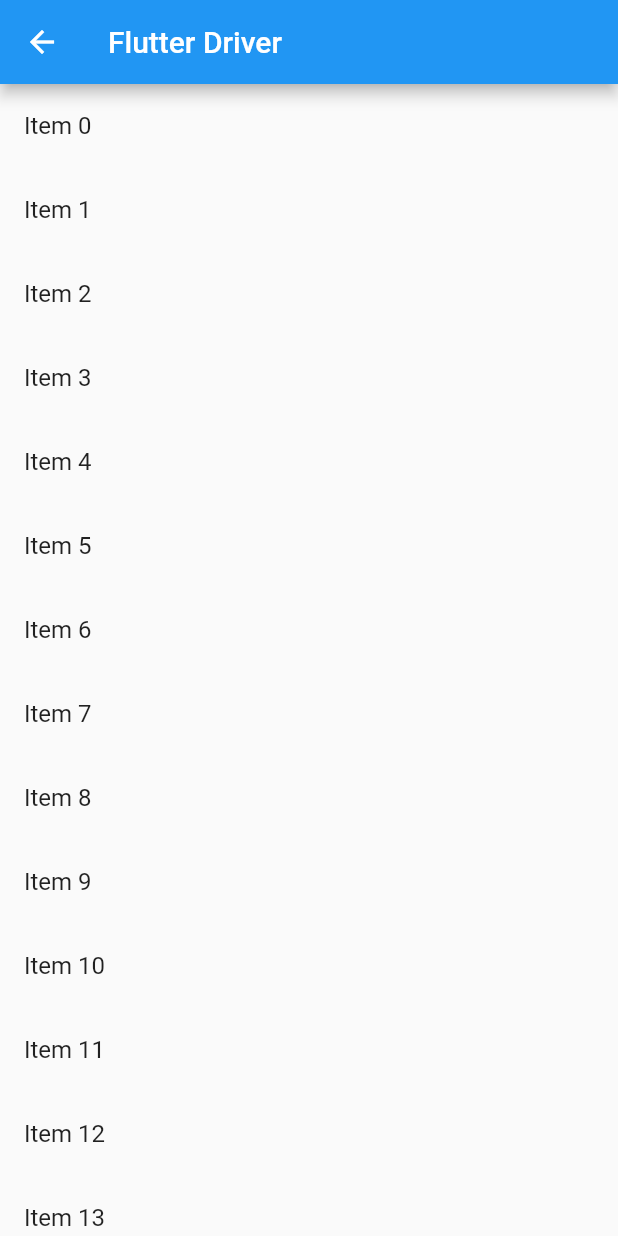
After one commit to QuestG/flutter_tutorials, a Flutter app: the NaviTesting screen opened directly, after a tap on "集成测试：滚动列表的测试用例", on a phone screen of 412 x 824 dp. The commit adds this screen. Run offline on Flutter 3.47's test engine with Material 2 defaults, Android fonts, the phone set to English and light mode, and no system bars; our stand-ins replace cached_network_image, camera, shared_preferences, sqflite, transparent_image and 1 more; missing offline and left inert: dart:ffi; accounts and stored records are empty.

Commit message:
feat: flutter_driver进行集成测试

```diff
--- /dev/null
+++ b/lib/testing/flutter_driver_sample.dart
@@ -0,0 +1,27 @@
+import 'package:flutter/material.dart';
+
+class FlutterDriverSample extends StatelessWidget {
+  final _items = List.generate(100, (index) => 'Item $index');
+
+  @override
+  Widget build(BuildContext context) {
+    return Scaffold(
+      appBar: AppBar(
+        title: Text('Flutter Driver'),
+      ),
+      body: ListView.builder(
+        //添加Key，是为了在测试时方便通过Key来找到对应的List
+        key: Key('long_list'),
+        itemBuilder: (context, index) {
+          return ListTile(
+            title: Text(
+              _items[index],
+              key: Key('item_${index}_text'),
+            ),
+          );
+        },
+        itemCount: _items.length,
+      ),
+    );
+  }
+}
--- /dev/null
+++ b/lib/testing/navigation_testing.dart
@@ -0,0 +1,57 @@
+import 'package:flutter/material.dart';
+import 'package:tutorials/testing/flutter_driver_sample.dart';
+
+///integration test并不会和待测应用运行在同一个进程内。因此，我们需要同一个文件夹下创建两份文件。
+///为了方便，把文件夹命名为 test_driver。
+///第一个文件包含了应用的 “待检测” 版本号。这个检测允许我们利用测试套件驱动应用并记录运行概况。这个文件可以被命名成任何名字。
+///第二个文件包含了测试套件，用于驱动应用程序并验证应用的运行状况是否与预期一致。测试套件也可以记录运行概况。
+///这个测试文件的命名有严格要求，必须是待测应用的名称并在名称尾部加上 _test。
+
+///集成测试 测试一个完整的应用或者一个应用的大部分功能。集成测试的目标是验证正在测试的所有 widget 和服务是否按照预期的方式一起工作。
+///此外，还可以使用集成测试来验证应用的性能。
+///通常情况下，一个 集成测试 运行在真机或 OS 模拟器上，如 iOS 模拟器 (iOS Simulator) 或 Android 模拟器 (Android Emulator) 。
+///测试中的应用通常与测试驱动程序代码隔离，以避免结果出现偏差。
+///
+/// 编写测试文件包含了四个步骤：
+///1）创建 SerializableFinders 定位指定组件
+///2）在 setUpAll() 函数中运行测试案例前，先与待测应用建立连接
+///3）测试重要场景
+///4）完成测试后，在 teardownAll() 函数中与待测应用断开连接
+
+class NaviTesting extends StatelessWidget {
+  var titles = ['集成测试：滚动列表的测试用例', 'Video'];
+
+  var widgets = [FlutterDriverSample()];
+
+  @override
+  Widget build(BuildContext context) {
+    return Scaffold(
+      appBar: AppBar(
+        title: Text('Testing'),
+      ),
+      body: ListView.separated(
+          itemBuilder: (context, index) {
+            return ListTile(
+              title: Text('${titles[index]}'),
+              onTap: () {
+                if (index >= widgets.length) {
+                  Navigator.pushNamed(context, '/${titles[index]}',
+                      arguments: true);
+                } else {
+                  Navigator.push(context, MaterialPageRoute(builder: (context) {
+                    return widgets[index];
+                  }));
+                }
+              },
+            );
+          },
+          separatorBuilder: (context, index) {
+            return const Divider(
+              height: 1,
+              color: Colors.grey,
+            );
+          },
+          itemCount: titles.length),
+    );
+  }
+}
--- a/pubspec.yaml
+++ b/pubspec.yaml
@@ -42,6 +42,10 @@ dev_dependencies:
   flutter_test:
     sdk: flutter
 
+  flutter_driver:
+    sdk: flutter
+
+  test: ^1.14.2
 
 # For information on the generic Dart part of this file, see the
 # following page: https://dart.dev/tools/pub/pubspec
--- /dev/null
+++ b/test_driver/integration_test.dart
@@ -0,0 +1,57 @@
+import 'package:flutter_driver/flutter_driver.dart';
+import 'package:test/test.dart' as testLibrary;
+
+//FlutterDriver 类为滚动列表提供了三个方法：
+//scroll() 方法允许我们按给定的数量滚动特定的列表。
+//方法找到已经被渲染的特定的 Widget，并将它完全滚动到视图中，某些 widget 比如 ListView.builder，只有在将要显示的时候才会去渲染列表项。
+//scrollUntilVisible() 方法会滚动列表直到特定的 widget 显示出来。
+//当我们遇到三种方法同时使用的情况时，scrollUntilVisible 方法通常来说是最优的方式，为什么呢？
+//如果只使用 scroll() 方法，我们可能错误地假定列表中每一项的高度，这可能导致滚动的太多或太少。
+//如果使用 scrollIntoView() 方法，我们假定 Widget 已被实例化和渲染。为了验证 app 在不同的设备了能够很好的运行，我们可以对具有不同屏幕大小的设备运行集成测试。
+//因为 ListView.builder 是只有在需要的时候才会渲染列表项，所以是否渲染特定的 Widget 取决于屏幕的大小。
+//所以，我们既不需要知道所有列表项的高度，也不需要知道一个特定的 Widget 在不同的屏幕大小的设备上是否被渲染，
+//我们只需要调用 scrollUntilVisible() 方法反复滚动列表直到找到要查找的列表项。
+void main() {
+  testLibrary.group('Tutorials Testing', () {
+    FlutterDriver driver;
+    //在执行任何测试之前，都要保证先连接FlutterDriver
+    testLibrary.setUpAll(() async {
+      driver = await FlutterDriver.connect();
+    });
+
+    //在所有测试结束之后，关闭driver
+    testLibrary.tearDownAll(() async {
+      if (driver != null) {
+        await driver.close();
+      }
+    });
+
+    testLibrary.test('Verifies the list containts a specific item', () async {
+      final listFinder = find.byValueKey('long_list');
+      final itemFinder = find.byValueKey('item_50_text');
+
+      /// FlutterDriver 类中的 traceAction()将应用程序性能的详细信息记录在 Timeline 中
+      /// 性能分析
+      var timeline = await driver.traceAction(() async {
+        await driver.scrollUntilVisible(listFinder, itemFinder,
+            dyScroll: -300.0);
+
+        testLibrary.expect(await driver.getText(itemFinder), 'Item 50');
+      });
+
+      //Timeline 对象提供所有已发生事件的相关详细信息，但它不提供快捷方式查看结果。
+      //因此，我们可以将 Timeline 转换成 TimelineSummary， TimelineSummary 通过执行两个任务可以使我们更容易的检查结果：
+      //1)writeSummaryToFile: 将一个 json 文件写入磁盘，它包含了 Timeline 中包含的数据的摘要。此摘要包括掉帧数量，最慢构建时间等的信息。
+      //2)writeTimelineToFile: 它可以将完整的 Timeline 以 json 文件的形式存储在磁盘上，可以使用 Chrome 浏览器的追踪工具打开此文件。追踪工具在这里: chrome://tracing。
+      final summary = TimelineSummary.summarize(timeline);
+
+      //在测试代码运行成功以后，在项目根目录下的 build 文件夹里包含以下两个文件：
+      //scrolling_summary.timeline_summary.json 包含摘要。可以使用任何文本编辑器打开它并查看其中包含的信息。
+      //通过更高级的设置，我们可以在每次测试时保存摘要并创建一个结果图。
+      //scrolling_timeline.timeline.json 包含完整的时间轴数据。使用 Chorme 浏览器的追踪工具打开这个文件。
+      //追踪工具在这里： chrome://tracing。追踪工具提供了一个便捷的用户界面，用以检测时间轴数据并发现其中导致性能问题的源头。
+      summary.writeSummaryToFile('scrolling_summary', pretty: true);
+      summary.writeTimelineToFile('scrolling_timeline', pretty: true);
+    });
+  });
+}
```
Also changed, not shown: lib/main.dart (+5 -2 lines), test_driver/integration.dart (added, +11 -0 lines).
